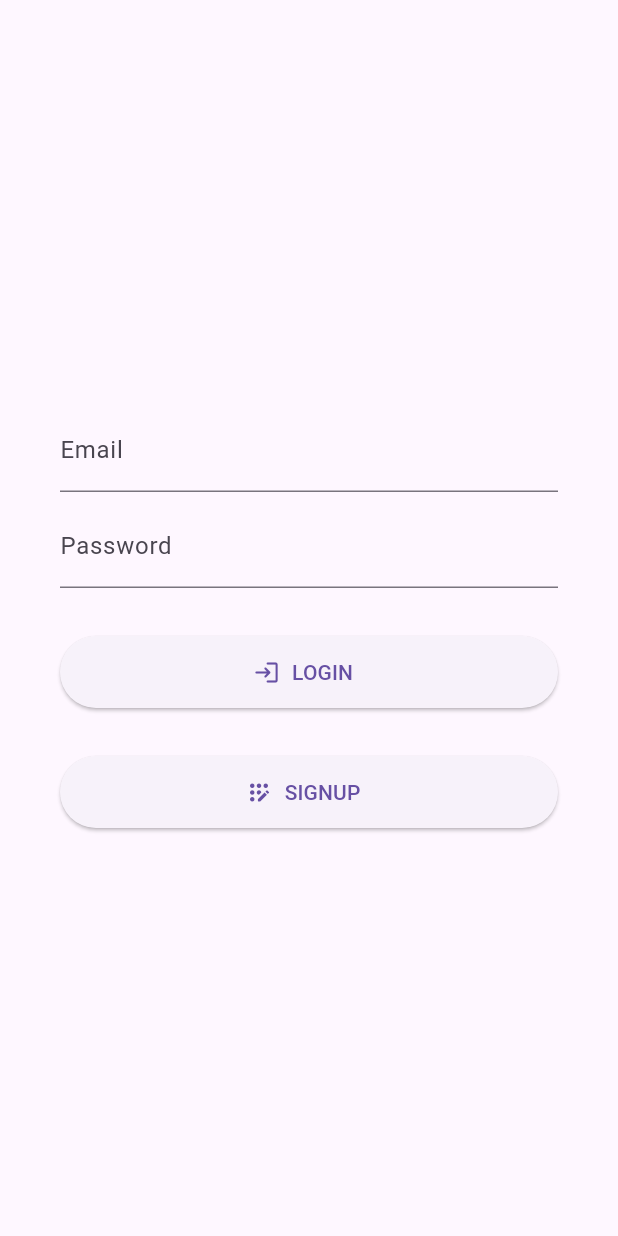
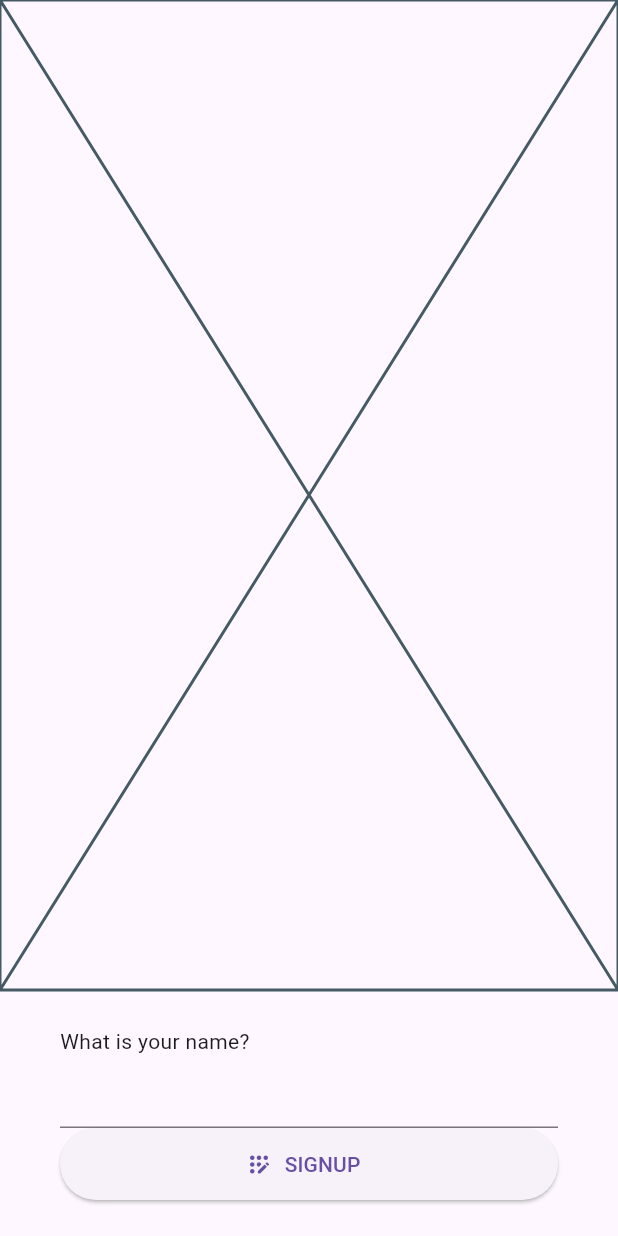
Before and after one commit to jokilic/razgovorko, a Flutter app: the screen it shows after launch, on a phone screen of 412 x 824 dp. Run offline on Flutter 3.47's test engine with Material 3 defaults, Android fonts, the light colour scheme and no system bars; our stand-ins replace envied, get_it, logger, supabase_flutter, watch_it; accounts and stored records are empty; generated files the repository leaves out were written again.

Commit message:
Some work

```diff
--- a/lib/screens/chat/chat_screen.dart
+++ b/lib/screens/chat/chat_screen.dart
@@ -1,6 +1,7 @@
 import 'package:flutter/material.dart';
 
 import '../../dependencies.dart';
+import '../../models/chat.dart';
 import '../../routing.dart';
 import '../../services/auth_service.dart';
 import '../../services/chat_user_status_table_service.dart';
@@ -124,7 +125,9 @@ class _ChatScreenState extends State<ChatScreen> {
                           return ListTile(
                             onTap: () => openConversation(
                               context,
-                              otherUser: user,
+                              otherUsers: users,
+                              chatName: 'Our chat',
+                              chatType: ChatType.group,
                             ),
                             title: Text(
                               user.displayName,
--- a/lib/screens/conversation/conversation_controller.dart
+++ b/lib/screens/conversation/conversation_controller.dart
@@ -7,7 +7,6 @@ import '../../services/chat_user_status_table_service.dart';
 import '../../services/chats_table_service.dart';
 import '../../services/logger_service.dart';
 import '../../services/messages_table_service.dart';
-import '../../services/supabase_service.dart';
 import '../../util/state.dart';
 
 class ConversationController extends ValueNotifier<RazgovorkoState<String>> implements Disposable {
--- a/lib/screens/login/login_screen.dart
+++ /dev/null
@@ -1,108 +0,0 @@
-import 'package:flutter/material.dart';
-
-import '../../dependencies.dart';
-import '../../services/auth_service.dart';
-import '../../services/logger_service.dart';
-import '../../services/users_table_service.dart';
-import 'login_controller.dart';
-
-class LoginScreen extends StatefulWidget {
-  @override
-  State<LoginScreen> createState() => _LoginScreenState();
-}
-
-class _LoginScreenState extends State<LoginScreen> {
-  @override
-  void initState() {
-    super.initState();
-
-    registerIfNotInitialized<LoginController>(
-      () => LoginController(
-        logger: getIt.get<LoggerService>(),
-        auth: getIt.get<AuthService>(),
-        usersTable: getIt.get<UsersTableService>(),
-      ),
-    );
-  }
-
-  @override
-  void dispose() {
-    getIt.unregister<LoginController>();
-    super.dispose();
-  }
-
-  @override
-  Widget build(BuildContext context) {
-    final controller = getIt.get<LoginController>();
-
-    return Scaffold(
-      body: SafeArea(
-        child: Padding(
-          padding: const EdgeInsets.symmetric(horizontal: 40),
-          child: Center(
-            child: Column(
-              mainAxisAlignment: MainAxisAlignment.center,
-              children: [
-                TextField(
-                  controller: controller.emailController,
-                  decoration: const InputDecoration(
-                    labelText: 'Email',
-                  ),
-                ),
-                const SizedBox(height: 8),
-                TextField(
-                  controller: controller.passwordController,
-                  decoration: const InputDecoration(
-                    labelText: 'Password',
-                  ),
-                ),
-                const SizedBox(height: 32),
-                ElevatedButton.icon(
-                  onPressed: () => controller.signIn(
-                    email: controller.emailController.text.trim(),
-                    password: controller.passwordController.text.trim(),
-                  ),
-                  style: ElevatedButton.styleFrom(
-                    minimumSize: const Size(
-                      double.infinity,
-                      48,
-                    ),
-                  ),
-                  label: Text('Login'.toUpperCase()),
-                  icon: const Icon(
-                    Icons.login_rounded,
-                  ),
-                ),
-                const SizedBox(height: 32),
-                ElevatedButton.icon(
-                  onPressed: () async {
-                    final supabaseUser = await controller.signUp(
-                      email: controller.emailController.text.trim(),
-                      password: controller.passwordController.text.trim(),
-                    );
-
-                    if (supabaseUser != null) {
-                      await controller.createUser(
-                        supabaseUser: supabaseUser,
-                      );
-                    }
-                  },
-                  style: ElevatedButton.styleFrom(
-                    minimumSize: const Size(
-                      double.infinity,
-                      48,
-                    ),
-                  ),
-                  label: Text('Signup'.toUpperCase()),
-                  icon: const Icon(
-                    Icons.app_registration_rounded,
-                  ),
-                ),
-              ],
-            ),
-          ),
-        ),
-      ),
-    );
-  }
-}
--- /dev/null
+++ b/lib/screens/welcome/welcome_screen.dart
@@ -0,0 +1,96 @@
+import 'package:flutter/material.dart';
+
+import '../../dependencies.dart';
+import '../../services/auth_service.dart';
+import '../../services/logger_service.dart';
+import '../../services/users_table_service.dart';
+import 'welcome_controller.dart';
+
+class WelcomeScreen extends StatefulWidget {
+  @override
+  State<WelcomeScreen> createState() => _WelcomeScreenState();
+}
+
+class _WelcomeScreenState extends State<WelcomeScreen> {
+  @override
+  void initState() {
+    super.initState();
+
+    registerIfNotInitialized<WelcomeController>(
+      () => WelcomeController(
+        logger: getIt.get<LoggerService>(),
+        auth: getIt.get<AuthService>(),
+        usersTable: getIt.get<UsersTableService>(),
+      ),
+    );
+  }
+
+  @override
+  void dispose() {
+    getIt.unregister<WelcomeController>();
+    super.dispose();
+  }
+
+  @override
+  Widget build(BuildContext context) {
+    final controller = getIt.get<WelcomeController>();
+
+    return Scaffold(
+      body: SafeArea(
+        child: Column(
+          children: [
+            ///
+            /// HEADER IMAGE
+            ///
+            const Expanded(
+              child: Placeholder(),
+            ),
+
+            ///
+            /// CONTENT
+            ///
+            Padding(
+              padding: const EdgeInsets.symmetric(
+                horizontal: 40,
+                vertical: 24,
+              ),
+              child: Column(
+                crossAxisAlignment: CrossAxisAlignment.start,
+                children: [
+                  const Text('What is your name?'),
+                  TextField(
+                    controller: controller.nameController,
+                  ),
+                  ElevatedButton.icon(
+                    onPressed: () async {
+                      final supabaseUser = await controller.signUp(
+                        email: controller.nameController.text.trim(),
+                        password: controller.passwordController.text.trim(),
+                      );
+
+                      if (supabaseUser != null) {
+                        await controller.createUser(
+                          supabaseUser: supabaseUser,
+                        );
+                      }
+                    },
+                    style: ElevatedButton.styleFrom(
+                      minimumSize: const Size(
+                        double.infinity,
+                        48,
+                      ),
+                    ),
+                    label: Text('Signup'.toUpperCase()),
+                    icon: const Icon(
+                      Icons.app_registration_rounded,
+                    ),
+                  ),
+                ],
+              ),
+            ),
+          ],
+        ),
+      ),
+    );
+  }
+}
--- a/lib/widgets/auth_guard.dart
+++ b/lib/widgets/auth_guard.dart
@@ -2,7 +2,7 @@ import 'package:flutter/material.dart';
 
 import '../dependencies.dart';
 import '../screens/chat/chat_screen.dart';
-import '../screens/login/login_screen.dart';
+import '../screens/welcome/welcome_screen.dart';
 import '../services/auth_service.dart';
 
 class AuthGuard extends StatelessWidget {
@@ -44,7 +44,7 @@ class AuthGuard extends StatelessWidget {
               /// NOT LOGGED IN
               ///
               else {
-                return LoginScreen();
+                return WelcomeScreen();
               }
             }
 
```
Also changed, not shown: lib/routing.dart (+15 -6 lines), lib/screens/conversation/conversation_screen.dart (+14 -6 lines), lib/screens/conversation/conversation_send_controller.dart (+7 -7 lines), lib/screens/welcome/welcome_controller.dart (renamed from lib/screens/login/login_controller.dart, +13 -13 lines), lib/services/message_user_status_table_service.dart (+5 -2 lines).
